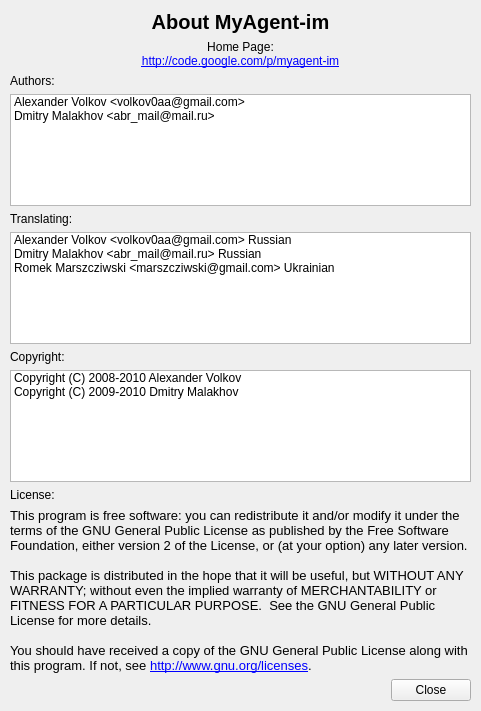
The window that src/aboutdialog.ui (Maximuzzzzz/myagent-im) describes before a commit, drawn with Qt 5.
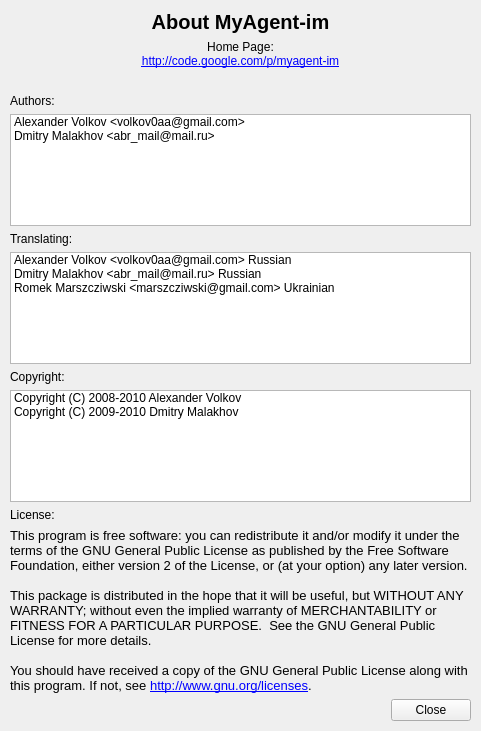
The same window after the commit.

```diff
--- a/src/aboutdialog.ui
+++ b/src/aboutdialog.ui
@@ -7,7 +7,7 @@
     <x>0</x>
     <y>0</y>
     <width>481</width>
-    <height>711</height>
+    <height>731</height>
    </rect>
   </property>
   <property name="sizePolicy">
@@ -37,7 +37,7 @@
      <x>10</x>
      <y>10</y>
      <width>461</width>
-     <height>691</height>
+     <height>711</height>
     </rect>
    </property>
    <layout class="QVBoxLayout" name="verticalLayout">
@@ -75,6 +75,16 @@
       </property>
      </widget>
     </item>
+    <item>
+     <widget class="QLabel" name="vers">
+      <property name="text">
+       <string/>
+      </property>
+      <property name="alignment">
+       <set>Qt::AlignRight|Qt::AlignTrailing|Qt::AlignVCenter</set>
+      </property>
+     </widget>
+    </item>
     <item>
      <widget class="QLabel" name="label_2">
       <property name="sizePolicy">
```
